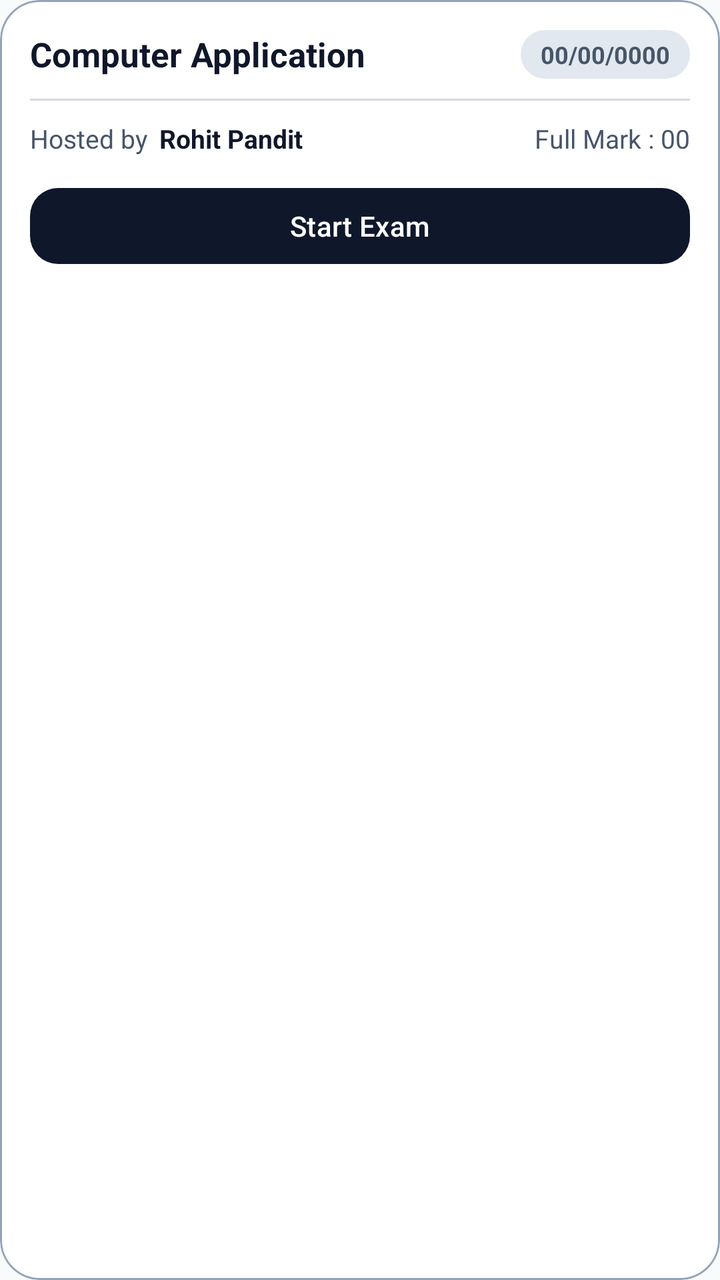
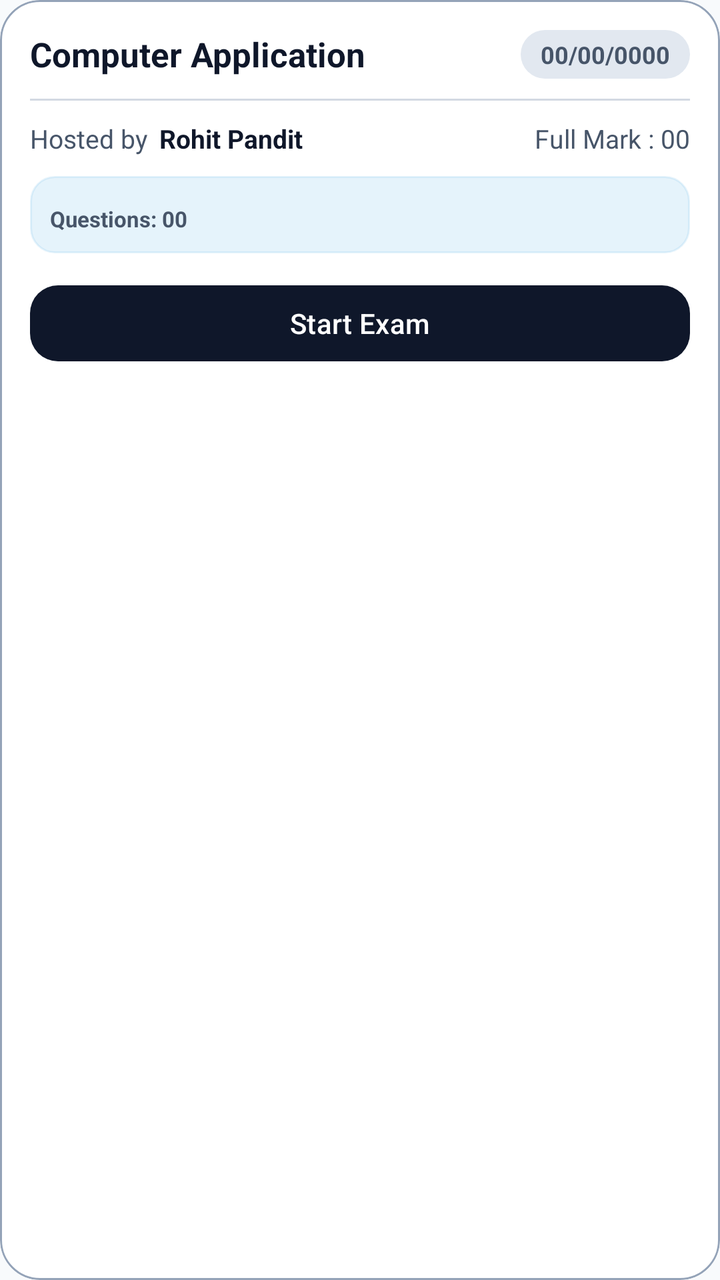

Screens rendered from an Android XML layout before and after an edit, with the pre-edit source and the edit as a unified diff.
<!-- AndroidManifest.xml: application theme Theme.TestMaster -->
<!-- res/layout/layout_exam_lists.xml -->
<?xml version="1.0" encoding="utf-8"?>
<com.google.android.material.card.MaterialCardView xmlns:android="http://schemas.android.com/apk/res/android"
    xmlns:app="http://schemas.android.com/apk/res-auto"
    android:layout_width="match_parent"
    android:layout_height="wrap_content"
    android:layout_margin="8dp"
    app:cardBackgroundColor="@color/surface"
    app:cardCornerRadius="20dp"
    app:cardElevation="0dp"
    app:strokeColor="@color/outline"
    app:strokeWidth="1dp">

    <LinearLayout
        android:layout_width="match_parent"
        android:layout_height="wrap_content"
        android:orientation="vertical"
        android:padding="15dp">

        
        <LinearLayout
            android:layout_width="match_parent"
            android:layout_height="wrap_content"
            android:gravity="center_vertical"
            android:orientation="horizontal">

            <TextView
                android:id="@+id/subject_name"
                android:layout_width="0dp"
                android:layout_height="wrap_content"
                android:layout_weight="1"
                android:ellipsize="end"
                android:maxLines="1"
                android:text="Computer Application"
                android:textColor="@color/onSurface"
                android:textSize="17sp"
                android:textStyle="bold" />

            <TextView
                android:id="@+id/host_date"
                android:layout_width="wrap_content"
                android:layout_height="wrap_content"
                android:layout_marginStart="8dp"
                android:background="@drawable/bg_pill_surface_variant"
                android:paddingHorizontal="10dp"
                android:paddingVertical="4dp"
                android:text="00/00/0000"
                android:textColor="@color/onSurfaceVariant"
                android:textSize="12sp"
                android:textStyle="bold" />
        </LinearLayout>

        <View
            android:layout_width="match_parent"
            android:layout_height="1dp"
            android:layout_marginTop="10dp"
            android:layout_marginBottom="10dp"
            android:alpha="0.4"
            android:background="@color/outline" />

        
        <LinearLayout
            android:layout_width="match_parent"
            android:layout_height="wrap_content"
            android:orientation="horizontal">

            <TextView
                android:layout_width="wrap_content"
                android:layout_height="wrap_content"
                android:text="Hosted by"
                android:textColor="@color/onSurfaceVariant"
                android:textSize="13sp" />

            <TextView
                android:id="@+id/user_id"
                android:layout_width="0dp"
                android:layout_height="wrap_content"
                android:layout_marginStart="6dp"
                android:layout_weight="1"
                android:ellipsize="end"
                android:maxLines="1"
                android:text="Rohit Pandit"
                android:textColor="@color/onSurface"
                android:textSize="13sp"
                android:textStyle="bold" />

            <TextView
                android:id="@+id/full_mark"
                android:layout_width="wrap_content"
                android:layout_height="wrap_content"
                android:text="Full Mark : 00"
                android:textColor="@color/onSurfaceVariant"
                android:textSize="13sp" />
        </LinearLayout>

        
        <com.google.android.material.button.MaterialButton
            android:id="@+id/start_exam_btn"
            style="@style/Widget.Material3.Button"
            android:layout_width="match_parent"
            android:layout_height="46dp"
            android:layout_marginTop="12dp"
            android:text="Start Exam"
            android:textColor="@color/primary"
            app:backgroundTint="@color/onPrimary"
            app:cornerRadius="14dp" />

    </LinearLayout>
</com.google.android.material.card.MaterialCardView>
<!-- resources referenced by this layout -->
<resources>
  <color name="onPrimary">#0F172A</color>
  <color name="onSurface">#0F172A</color>
  <color name="onSurfaceVariant">#475569</color>
  <color name="outline">#94A3B8</color>
  <color name="primary">#FFFFFF</color>
  <color name="surface">#FFFFFF</color>
  <!-- drawable bg_pill_surface_variant (drawable) -->
  <?xml version="1.0" encoding="utf-8"?>
  <shape xmlns:android="http://schemas.android.com/apk/res/android"
      android:shape="rectangle">
      <solid android:color="@color/surfaceVariant" />
      <corners android:radius="20dp" />
  </shape>
  <style name="Theme.TestMaster" parent="Base.Theme.TestMaster" />
  <color name="surfaceVariant">#E2E8F0</color>
  <style name="Base.Theme.TestMaster" parent="Theme.Material3.DayNight.NoActionBar">
          
          <item name="colorPrimary">@color/primary</item>
          <item name="colorOnPrimary">@color/onPrimary</item>
          <item name="colorPrimaryContainer">@color/primaryContainer</item>
          <item name="colorOnPrimaryContainer">@color/onPrimaryContainer</item>
  
          <item name="colorSecondary">@color/secondary</item>
          <item name="colorOnSecondary">@color/onSecondary</item>
          <item name="colorSecondaryContainer">@color/secondaryContainer</item>
          <item name="colorOnSecondaryContainer">@color/onSecondaryContainer</item>
  
          
          <item name="android:windowBackground">@color/background</item>
          <item name="colorSurface">@color/surface</item>
          <item name="colorOnSurface">@color/onSurface</item>
          <item name="colorSurfaceVariant">@color/surfaceVariant</item>
          <item name="colorOnSurfaceVariant">@color/onSurfaceVariant</item>
          <item name="colorOutline">@color/outline</item>
  
          
          <item name="colorError">@color/error</item>
          <item name="colorOnError">@color/onError</item>
          <item name="colorErrorContainer">@color/errorContainer</item>
          <item name="colorOnErrorContainer">@color/onErrorContainer</item>
  
          
          <item name="colorControlActivated">@color/accent</item>
  
          
          <item name="android:statusBarColor">@color/surface</item>
          <item name="android:windowLightStatusBar">true</item>
      </style>
  <color name="primaryContainer">#F1F5F9</color>
  <color name="onPrimaryContainer">#0F172A</color>
  <color name="secondary">#64748B</color>
  <color name="onSecondary">#FFFFFF</color>
  <color name="secondaryContainer">#E2E8F0</color>
  <color name="onSecondaryContainer">#0F172A</color>
  <color name="background">#F8FAFC</color>
  <color name="error">#DC2626</color>
  <color name="onError">#FFFFFF</color>
  <color name="errorContainer">#FEE2E2</color>
  <color name="onErrorContainer">#7F1D1D</color>
  <color name="accent">#334155</color>
</resources>

<!-- the commit's change to res/layout/layout_exam_lists.xml (unified diff, before → after) -->
@@ -93,6 +93,60 @@
         </LinearLayout>
 
         
+        <LinearLayout
+            android:id="@+id/ll_exam_availability"
+            android:layout_width="match_parent"
+            android:layout_height="wrap_content"
+            android:layout_marginTop="10dp"
+            android:background="@drawable/box_outline"
+            android:backgroundTint="@color/blue_bg"
+            android:orientation="vertical"
+            android:padding="10dp"
+            app:layout_constraintTop_toBottomOf="@id/full_mark">
+
+            <TextView
+                android:id="@+id/tv_availability_range"
+                android:layout_width="match_parent"
+                android:layout_height="wrap_content"
+                android:text="Available: 24/08/2024 (10:00 AM) - 25/08/2024 (10:00 AM)"
+                android:textColor="@color/bluetint"
+                android:textSize="11sp"
+                android:textStyle="bold"
+                android:visibility="gone" />
+
+            <LinearLayout
+                android:layout_width="match_parent"
+                android:layout_height="wrap_content"
+                android:layout_marginTop="4dp"
+                android:orientation="horizontal">
+
+                <TextView
+                    android:id="@+id/tv_total_questions"
+                    android:layout_width="wrap_content"
+                    android:layout_height="wrap_content"
+                    android:text="Questions: 00"
+                    android:textColor="@color/onSurfaceVariant"
+                    android:textSize="11sp"
+                    android:textStyle="bold" />
+
+                <View
+                    android:layout_width="0dp"
+                    android:layout_height="0dp"
+                    android:layout_weight="1" />
+
+                <TextView
+                    android:id="@+id/tv_time_left"
+                    android:layout_width="wrap_content"
+                    android:layout_height="wrap_content"
+                    android:text="Time Left: --"
+                    android:textColor="@color/error"
+                    android:textSize="11sp"
+                    android:textStyle="bold"
+                    android:visibility="gone" />
+            </LinearLayout>
+        </LinearLayout>
+
+        
         <com.google.android.material.button.MaterialButton
             android:id="@+id/start_exam_btn"
             style="@style/Widget.Material3.Button"
<!-- resource entries referenced after the edit -->
@@ -1,5 +1,7 @@
 <!-- resources referenced by this layout -->
 <resources>
+  <color name="blue_bg">#1A0288D1</color>
+  <color name="bluetint">#0288D1</color>
   <color name="onPrimary">#0F172A</color>
   <color name="onSurface">#0F172A</color>
   <color name="onSurfaceVariant">#475569</color>
@@ -13,8 +15,18 @@
       <solid android:color="@color/surfaceVariant" />
       <corners android:radius="20dp" />
   </shape>
+  <!-- drawable box_outline (drawable) -->
+  <?xml version="1.0" encoding="utf-8"?>
+  <shape xmlns:android="http://schemas.android.com/apk/res/android">
+      <stroke
+          android:width="1dp"
+          android:color="@color/gray" />
+      <corners android:radius="12dp" />
+      <solid android:color="@color/background" />
+  </shape>
   <style name="Theme.TestMaster" parent="Base.Theme.TestMaster" />
   <color name="surfaceVariant">#E2E8F0</color>
+  <color name="gray">#E2E8F0</color>
   <style name="Base.Theme.TestMaster" parent="Theme.Material3.DayNight.NoActionBar">
           
           <item name="colorPrimary">@color/primary</item>
